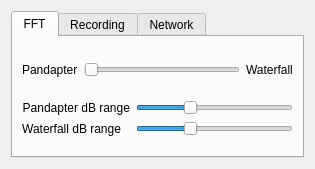
First picture: the form in src/qtgui/audio_options.ui, repository gqrx-sdr/gqrx, before the edit.
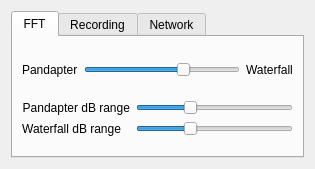
Second picture: the form after the edit. Icons and pictures are not drawn. Custom widgets are drawn as their Qt base class.

Commit message: Fix FFT split bugs, and display audio FFT by default

Diff of the .ui file:
```diff
--- a/src/qtgui/audio_options.ui
+++ b/src/qtgui/audio_options.ui
@@ -48,9 +48,15 @@
            <property name="toolTip">
             <string>Adjust split between pandapter and waterfall</string>
            </property>
+           <property name="minimum">
+            <number>0</number>
+           </property>
            <property name="maximum">
             <number>100</number>
            </property>
+           <property name="value">
+            <number>65</number>
+           </property>
            <property name="orientation">
             <enum>Qt::Horizontal</enum>
            </property>
```
The commit also changes 4 other files.
